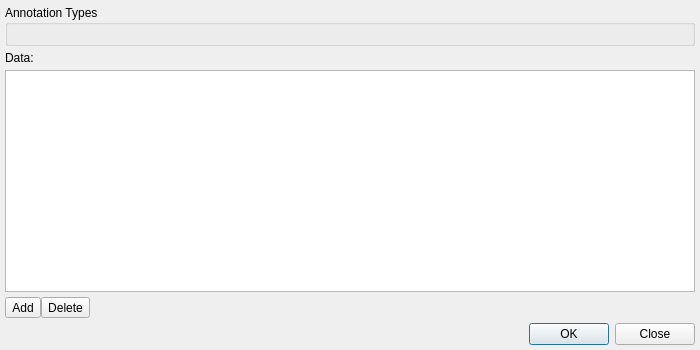
This is src/dialogs/PPAnnotationsDialog.ui in exokortex/cutter as Qt 5 draws it before an edit. The edited form follows.
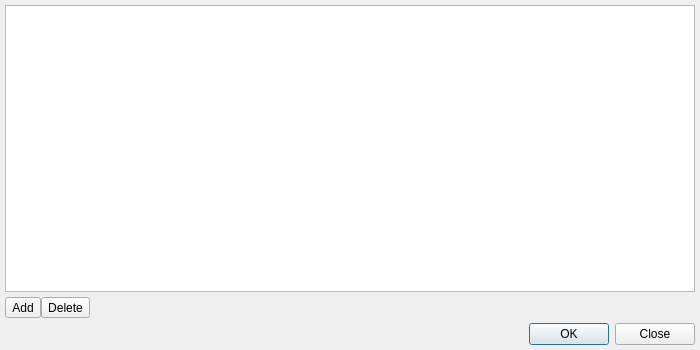
This is the edited form. Icons and pictures are not drawn.

```diff
--- a/src/dialogs/PPAnnotationsDialog.ui
+++ b/src/dialogs/PPAnnotationsDialog.ui
@@ -45,29 +45,6 @@
        <item>
         <layout class="QHBoxLayout" name="horizontalLayout"/>
        </item>
-       <item>
-        <widget class="QGroupBox" name="annotationTypesGroupBox">
-         <property name="title">
-          <string>Annotation Types</string>
-         </property>
-         <layout class="QHBoxLayout" name="horizontalLayout_2">
-          <item>
-           <layout class="QHBoxLayout" name="annotationTypesLayout">
-            <property name="sizeConstraint">
-             <enum>QLayout::SetDefaultConstraint</enum>
-            </property>
-           </layout>
-          </item>
-         </layout>
-        </widget>
-       </item>
-       <item>
-        <widget class="QLabel" name="label_xTo">
-         <property name="text">
-          <string notr="true">Data:</string>
-         </property>
-        </widget>
-       </item>
        <item>
         <widget class="QTreeView" name="dataTreeView"/>
        </item>
```
Left out of the diff: 4 changed lines with no effect on the pictures.
